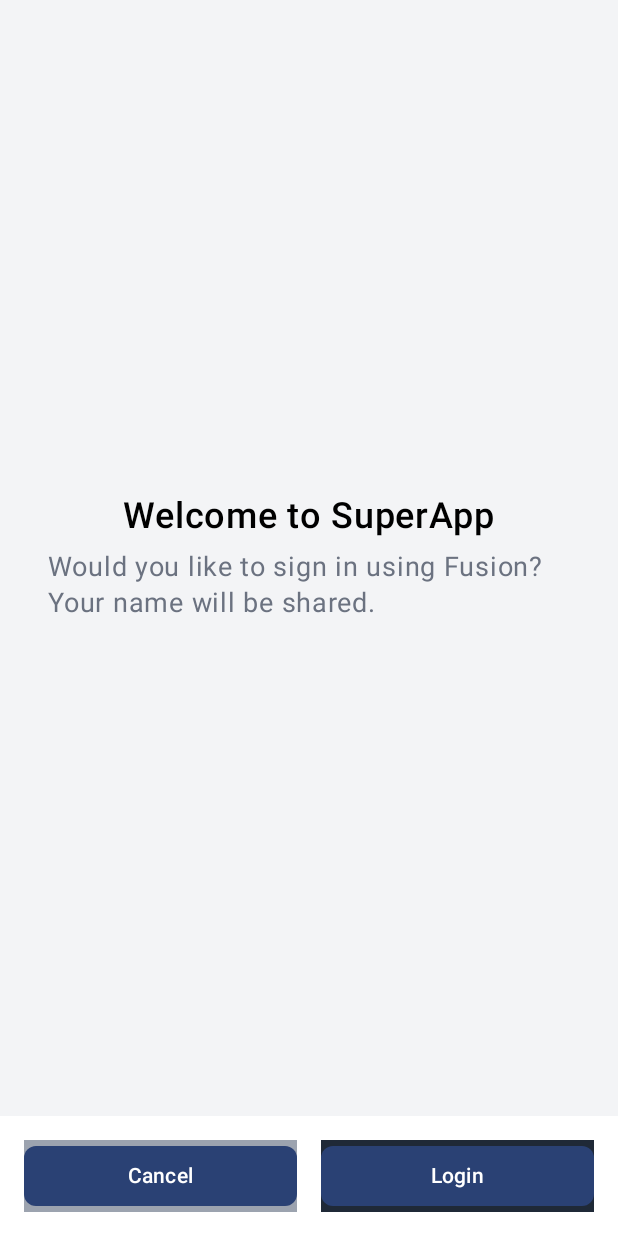
After one commit to thefrocode/Fusion, an Android app built with Jetpack Compose: the composable ConsentScreen shown on its own in the app's theme, on a phone screen of 412 x 824 dp. The commit adds this screen. Run offline under Robolectric (Android 15) with nearby library versions, the phone set to English and light mode, and no system bars; network calls fail.

Commit message:
Launch consent screen

```diff
--- /dev/null
+++ b/super-app-sdk/src/main/java/the/frocode/super_app_sdk/internals/ConsentScreen.kt
@@ -0,0 +1,74 @@
+package the.frocode.super_app_sdk.internals
+import androidx.compose.foundation.background
+import androidx.compose.foundation.layout.*
+import androidx.compose.foundation.shape.RoundedCornerShape
+import androidx.compose.material3.Button
+import androidx.compose.material3.Text
+import androidx.compose.runtime.Composable
+import androidx.compose.ui.Alignment
+import androidx.compose.ui.Modifier
+import androidx.compose.ui.graphics.Color
+import androidx.compose.ui.text.font.FontWeight
+import androidx.compose.ui.unit.dp
+import androidx.compose.ui.unit.sp
+
+@Composable
+fun ConsentScreen(
+    onCancel: () -> Unit,
+    onLogin: () -> Unit
+) {
+    Column(
+        modifier = Modifier
+            .fillMaxSize()
+            .background(color = Color(0xFFF3F4F6)), // Gray background
+        verticalArrangement = Arrangement.SpaceBetween
+    ) {
+        // Content Section
+        Column(
+            modifier = Modifier
+                .weight(1f)
+                .fillMaxWidth()
+                .padding(horizontal = 16.dp),
+            verticalArrangement = Arrangement.Center,
+            horizontalAlignment = Alignment.CenterHorizontally
+        ) {
+            Text(
+                text = "Welcome to SuperApp",
+                fontSize = 24.sp,
+                fontWeight = FontWeight.SemiBold,
+                color = Color.Black,
+                modifier = Modifier.padding(bottom = 8.dp)
+            )
+            Text(
+                text = "Would you like to sign in using Fusion? Your name will be shared.",
+                fontSize = 18.sp,
+                color = Color(0xFF6B7280), // Gray text
+                modifier = Modifier.padding(horizontal = 16.dp)
+            )
+        }
+
+        // Buttons Section
+        Row(
+            modifier = Modifier
+                .fillMaxWidth()
+                .background(Color.White)
+                .padding(16.dp),
+            horizontalArrangement = Arrangement.SpaceBetween
+        ) {
+            Button(
+                onClick = { onCancel() },
+                shape = RoundedCornerShape(8.dp),
+                modifier = Modifier.weight(1f).padding(end = 8.dp).background(Color(0xFF9CA3AF))
+            ) {
+                Text("Cancel")
+            }
+            Button(
+                onClick = { onLogin() },
+                shape = RoundedCornerShape(8.dp),
+                modifier = Modifier.weight(1f).padding(start = 8.dp).background(Color(0xFF1F2937))
+            ) {
+                Text("Login")
+            }
+        }
+    }
+}
--- a/super-app-sdk/src/main/java/the/frocode/super_app_sdk/internals/nav/LibraryNavHost.kt
+++ b/super-app-sdk/src/main/java/the/frocode/super_app_sdk/internals/nav/LibraryNavHost.kt
@@ -31,7 +31,11 @@ fun LibraryNavHost() {
         }
         composable(Screens.WebView("/{url}").route) { backStackEntry ->
             val url = backStackEntry.arguments?.getString("url") ?: ""
-            WebViewScreen(url = url, onClose = { navController.popBackStack() })
+            WebViewScreen(url = url, "fjjfj",
+                onClose = { navController.popBackStack() },
+                onRequestConsent = {
+                navController.navigate("consent")
+            })
         }
     }
 }
```
Also changed, not shown: app/src/main/java/the/frocode/fusion/MainActivity.kt (+19 -5 lines), super-app-sdk/src/main/java/the/frocode/super_app_sdk/WebViewScreen.kt (+122 -15 lines).
